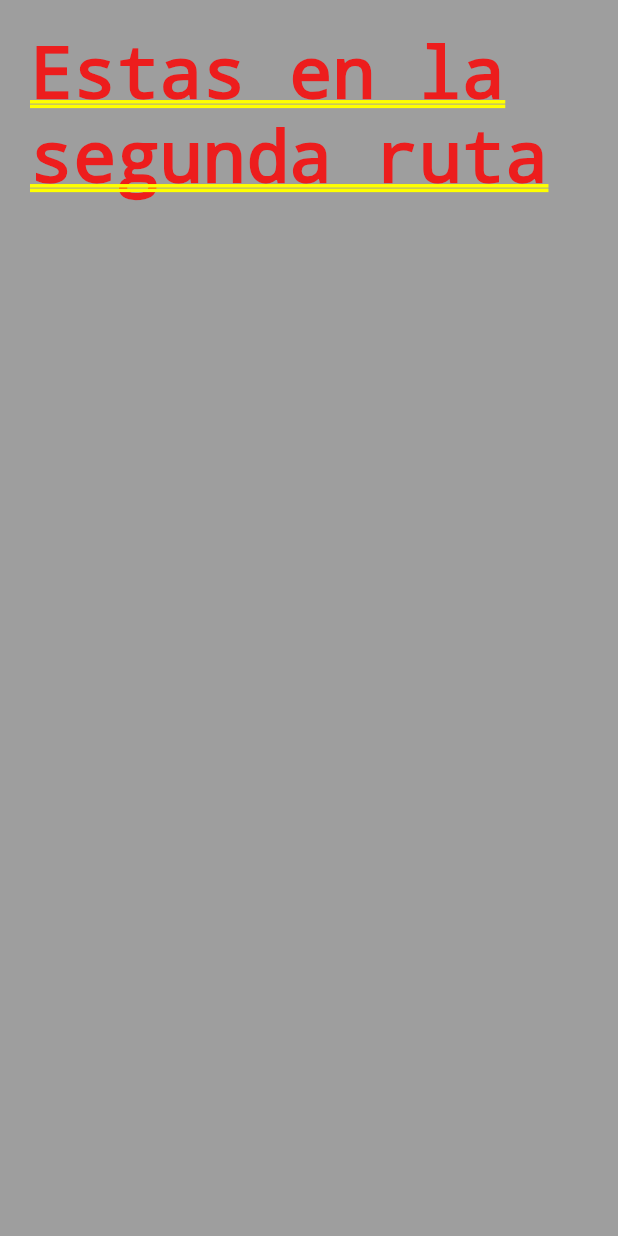
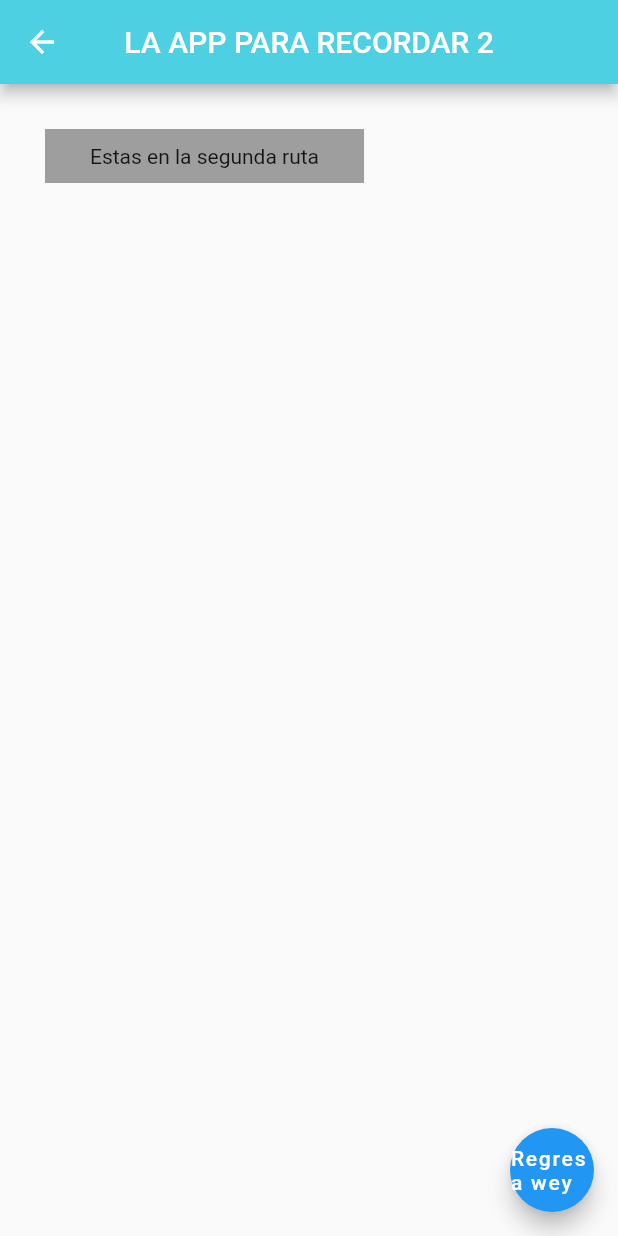
Before and after one commit to GabrielRosalesAzurdia/recuerdo, a Flutter app: the screen it shows after launch, after a tap on "click", on a phone screen of 412 x 824 dp. Run offline on Flutter 3.47's test engine with Material 2 defaults, Android fonts, the phone set to English and light mode, and no system bars.

Commit message:
mas navegacion, probando container padding y margin

```diff
--- a/lib/layout.dart
+++ b/lib/layout.dart
@@ -7,19 +7,47 @@ class AprendiendoLayout extends StatelessWidget {
 
   @override
   Widget build(BuildContext context) {
+    return Scaffold(
+      appBar: AppBar(
+        title: const Text("LA APP PARA RECORDAR 2"),
+        centerTitle: true,
+        backgroundColor: Colors.cyan[300],
+      ),
       // Container es un widget que sirve para contener y aplicar efectos
       // tanto esteticos como para agregar padding y margin
       // recordando que padding es el espacio interno de un elemento
       // y margin es el espacio externo de un elemento
-    return Container(
+
+      // En vez de container puedo utilizar el Widget Padding que me
+      // deja añadir padding igual con EdgeInsets y adimte un child
+      // la diferencia es que ese widget no admite margin y no
+      // se le pude colocar color de fondo
+      // Padding(
+      //  padding: EdgeInsets.all(30),
+      //  child: Text("algo"),
+      // ),
+
+      body: Container(
         // con el padding ese utiliza EdgeInsets para deterimnarlo
-      // EdgeInsets.symetric() sirve para dar un padding parejjo
+        // EdgeInsets.symetric() sirve para dar padding parejo
+        // horizontal y verticalmente
         // EdgeInsets.fromLTRB para establecer distintos valores
         // izquierda, arriba, derecha y abajo en ese orden
         // EdgeInsets.all() es para ponerlo todo igual
-      padding: EdgeInsets.all(20.0),
+        padding: const EdgeInsets.symmetric(horizontal: 30, vertical: 10),
+        // El margin es para espacio externo, hace que la cajita se
+        // aparte de los demás elementos
+        margin: const EdgeInsets.all(30),
         color: Colors.grey,
         child: const Text("Estas en la segunda ruta"),
+      ),
+      floatingActionButton: FloatingActionButton(
+        onPressed: () {
+          // Navigator.pop sirve para regresar a la pantalla anterior
+          Navigator.pop(context);
+        },
+        child: const Text("Regresa wey"),
+      ),
     );
   }
 }
```
Lines whose indentation alone changed are shown as unchanged.
